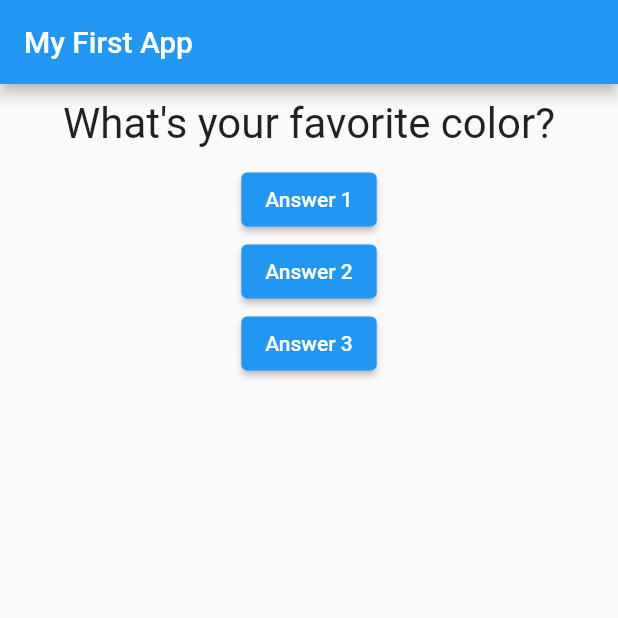
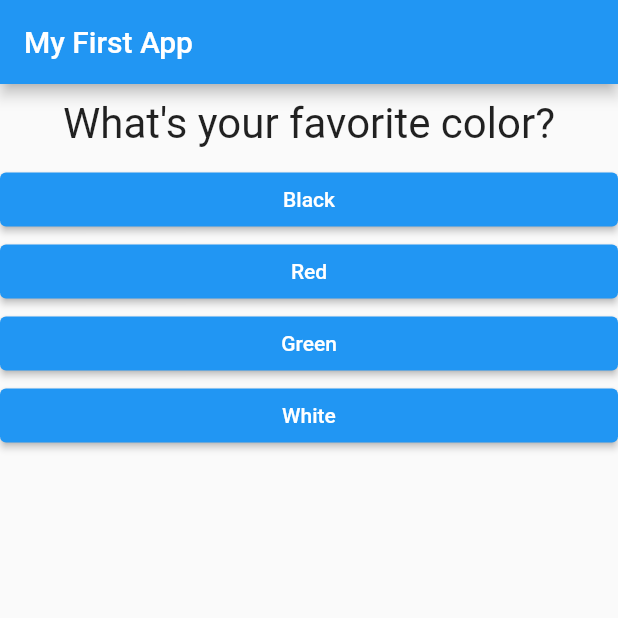
Before and after one commit to Edald123/my_flutter_app, a Flutter app: the screen it shows after launch, on a phone screen of 412 x 824 dp, the top half of it. Run offline on Flutter 3.47's test engine with Material 2 defaults, Android fonts, the phone set to English and light mode, and no system bars.

Commit message:
Added answer widget, changed questions to a list of maps, and mapped list of answers to automatically change what is shown in the screen

```diff
--- /dev/null
+++ b/lib/answer.dart
@@ -0,0 +1,20 @@
+import 'package:flutter/material.dart';
+
+class Answer extends StatelessWidget {
+  final VoidCallback selectHandler;
+  final String answerText;
+
+  const Answer(this.selectHandler, this.answerText, {Key? key}) : super(key: key);
+
+
+  @override
+  Widget build(BuildContext context) {
+    return Container(
+      width: double.infinity,
+      child: ElevatedButton(
+        onPressed: selectHandler,
+        child: Text(answerText),
+      ),
+    );
+  }
+}
--- a/lib/main.dart
+++ b/lib/main.dart
@@ -1,6 +1,7 @@
 import 'package:flutter/material.dart';
 
 import './question.dart';
+import './answer.dart';
 
 // void main() {
 //   runApp(const MyApp());
@@ -29,8 +30,18 @@ class _MyAppState extends State<MyApp> {
   @override // decorator provided by Dart, make code clearer
   Widget build(BuildContext context) {
     var questions = [
-      'What\'s your favorite color?',
-      'What\'s your favorite animal?',
+      {
+        'questionText': 'What\'s your favorite color?',
+        'answers': ['Black', 'Red', 'Green', 'White'],
+      },
+      {
+        'questionText': 'What\'s your favorite animal?',
+        'answers': ['Rabbit', 'Snake', 'Elephant', 'Lion', 'Dog', 'Cat'],
+      },
+      {
+        'questionText': 'What\'s your favorite fruit?',
+        'answers': ['Strawberry', 'Watermelon', 'Mango', 'Apple', 'Orange'],
+      },
     ];
     return MaterialApp(
       home: Scaffold(
@@ -40,23 +51,12 @@ class _MyAppState extends State<MyApp> {
         body: Column(
           children: [
             Question(
-              questions[_questionIndex],
+              questions[_questionIndex]['questionText'] as String,
             ),
-            ElevatedButton(
-              onPressed: _answerQuestion,
-              child: const Text('Answer 1'),
-            ),
-            ElevatedButton(
-              onPressed: () => print('Answer 2 chosen!'),
-              child: const Text('Answer 2'),
-            ),
-            ElevatedButton(
-              onPressed: () {
-                // ...
-                print('Answer 3 chosen!');
-              },
-              child: const Text('Answer 3'),
-            ),
+            ...(questions[_questionIndex]['answers'] as List<String>)
+                .map((answer) {
+              return Answer(_answerQuestion, answer);
+            }).toList()
           ],
         ),
       ),
```
